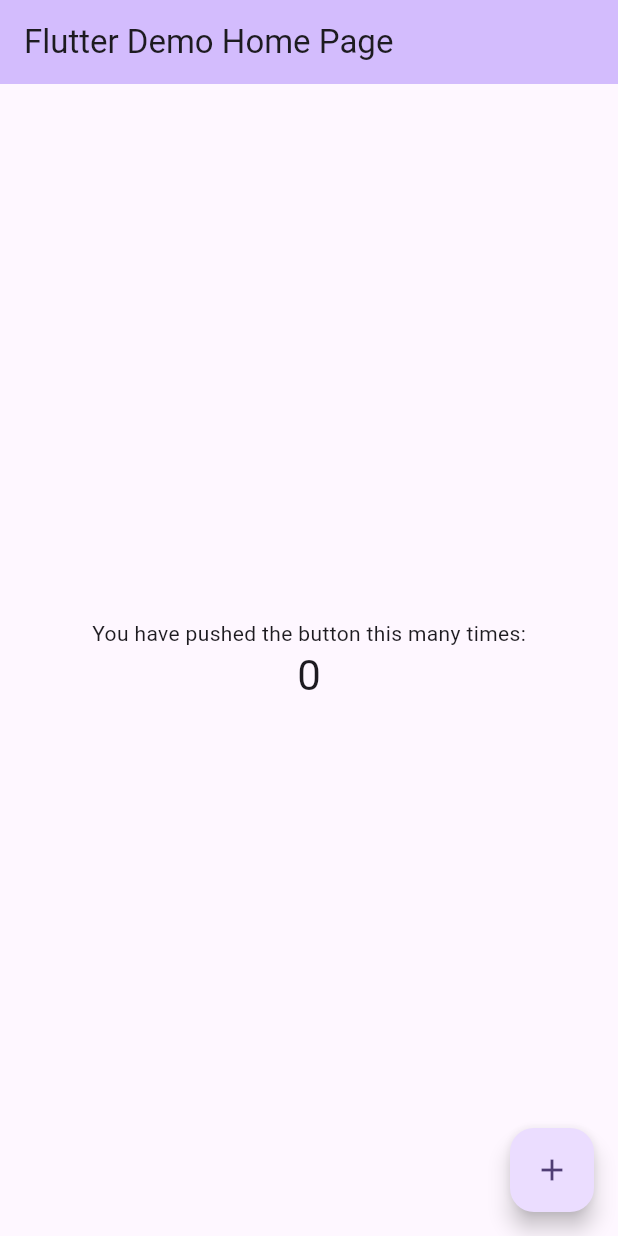
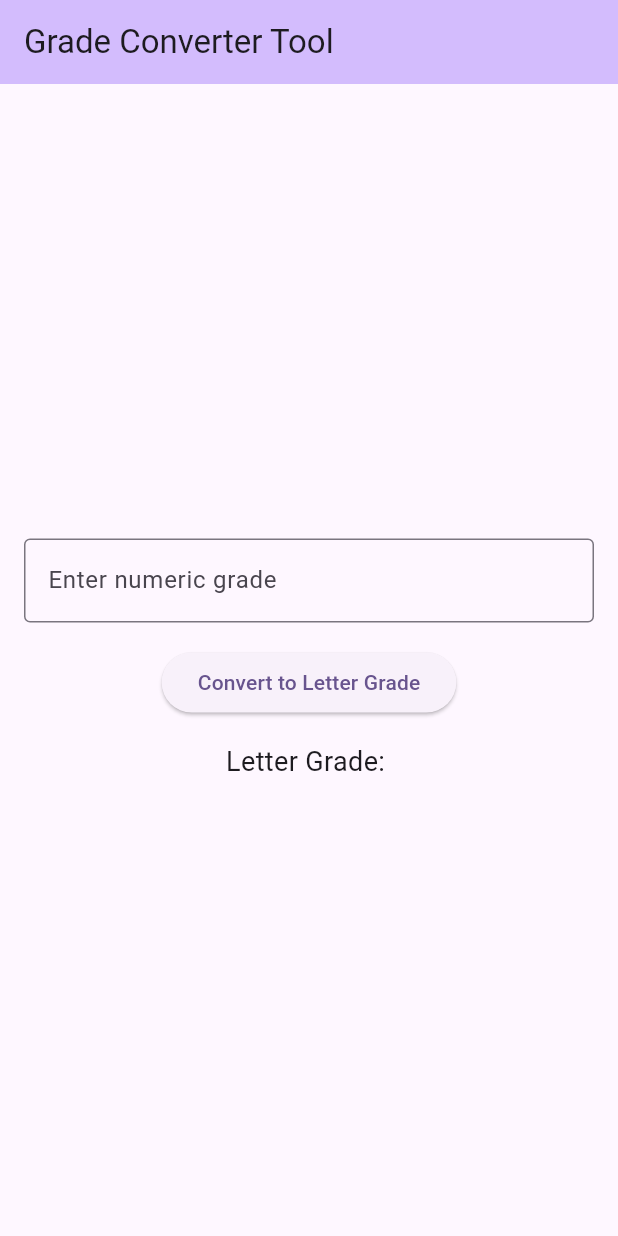
Before and after one commit to bsu-cs222/Grade-Converter, a Flutter app: the screen it shows after launch, on a phone screen of 412 x 824 dp. Run offline on Flutter 3.47's test engine with Material 3 defaults, Android fonts, the phone set to English and light mode, and no system bars.

Commit message:
1.28 Commit

```diff
--- a/lib/main.dart
+++ b/lib/main.dart
@@ -1,4 +1,5 @@
 import 'package:flutter/material.dart';
+import 'grade_converter.dart';
 
 void main() {
   runApp(const MyApp());
@@ -7,46 +8,21 @@
 class MyApp extends StatelessWidget {
   const MyApp({super.key});
 
-  // This widget is the root of your application.
   @override
   Widget build(BuildContext context) {
     return MaterialApp(
-      title: 'Flutter Demo',
+      title: 'Grade Converter',
       theme: ThemeData(
-        // This is the theme of your application.
-        //
-        // TRY THIS: Try running your application with "flutter run". You'll see
-        // the application has a purple toolbar. Then, without quitting the app,
-        // try changing the seedColor in the colorScheme below to Colors.green
-        // and then invoke "hot reload" (save your changes or press the "hot
-        // reload" button in a Flutter-supported IDE, or press "r" if you used
-        // the command line to start the app).
-        //
-        // Notice that the counter didn't reset back to zero; the application
-        // state is not lost during the reload. To reset the state, use hot
-        // restart instead.
-        //
-        // This works for code too, not just values: Most code changes can be
-        // tested with just a hot reload.
         colorScheme: ColorScheme.fromSeed(seedColor: Colors.deepPurple),
         useMaterial3: true,
       ),
-      home: const MyHomePage(title: 'Flutter Demo Home Page'),
+      home: const MyHomePage(title: 'Grade Converter Tool'),
     );
   }
 }
 
 class MyHomePage extends StatefulWidget {
   const MyHomePage({super.key, required this.title});
-
-  // This widget is the home page of your application. It is stateful, meaning
-  // that it has a State object (defined below) that contains fields that affect
-  // how it looks.
-
-  // This class is the configuration for the state. It holds the values (in this
-  // case the title) provided by the parent (in this case the App widget) and
-  // used by the build method of the State. Fields in a Widget subclass are
-  // always marked "final".
 
   final String title;
 
@@ -55,71 +31,56 @@
 }
 
 class _MyHomePageState extends State<MyHomePage> {
-  int _counter = 0;
+  final TextEditingController _controller = TextEditingController();
+  String _letterGrade = '';
 
-  void _incrementCounter() {
-    setState(() {
-      // This call to setState tells the Flutter framework that something has
-      // changed in this State, which causes it to rerun the build method below
-      // so that the display can reflect the updated values. If we changed
-      // _counter without calling setState(), then the build method would not be
-      // called again, and so nothing would appear to happen.
-      _counter++;
-    });
+  void _convertGrade() {
+    final int? score = int.tryParse(_controller.text);
+    if (score != null) {
+      final gradeConverter = GradeConverter();
+      setState(() {
+        _letterGrade = gradeConverter.convertToLetter(score);
+      });
+    } else {
+      setState(() {
+        _letterGrade = 'Invalid input';
+      });
+    }
   }
 
   @override
   Widget build(BuildContext context) {
-    // This method is rerun every time setState is called, for instance as done
-    // by the _incrementCounter method above.
-    //
-    // The Flutter framework has been optimized to make rerunning build methods
-    // fast, so that you can just rebuild anything that needs updating rather
-    // than having to individually change instances of widgets.
     return Scaffold(
       appBar: AppBar(
-        // TRY THIS: Try changing the color here to a specific color (to
-        // Colors.amber, perhaps?) and trigger a hot reload to see the AppBar
-        // change color while the other colors stay the same.
         backgroundColor: Theme.of(context).colorScheme.inversePrimary,
-        // Here we take the value from the MyHomePage object that was created by
-        // the App.build method, and use it to set our appbar title.
         title: Text(widget.title),
       ),
-      body: Center(
-        // Center is a layout widget. It takes a single child and positions it
-        // in the middle of the parent.
+      body: Padding(
+        padding: const EdgeInsets.all(16.0),
         child: Column(
-          // Column is also a layout widget. It takes a list of children and
-          // arranges them vertically. By default, it sizes itself to fit its
-          // children horizontally, and tries to be as tall as its parent.
-          //
-          // Column has various properties to control how it sizes itself and
-          // how it positions its children. Here we use mainAxisAlignment to
-          // center the children vertically; the main axis here is the vertical
-          // axis because Columns are vertical (the cross axis would be
-          // horizontal).
-          //
-          // TRY THIS: Invoke "debug painting" (choose the "Toggle Debug Paint"
-          // action in the IDE, or press "p" in the console), to see the
-          // wireframe for each widget.
           mainAxisAlignment: MainAxisAlignment.center,
-          children: <Widget>[
-            const Text(
-              'You have pushed the button this many times:',
+          children: [
+            TextField(
+              controller: _controller,
+              decoration: const InputDecoration(
+                labelText: 'Enter numeric grade',
+                border: OutlineInputBorder(),
+              ),
+              keyboardType: TextInputType.number,
             ),
+            const SizedBox(height: 16),
+            ElevatedButton(
+              onPressed: _convertGrade,
+              child: const Text('Convert to Letter Grade'),
+            ),
+            const SizedBox(height: 16),
             Text(
-              '$_counter',
-              style: Theme.of(context).textTheme.headlineMedium,
+              'Letter Grade: $_letterGrade',
+              style: const TextStyle(fontSize: 18),
             ),
           ],
         ),
       ),
-      floatingActionButton: FloatingActionButton(
-        onPressed: _incrementCounter,
-        tooltip: 'Increment',
-        child: const Icon(Icons.add),
-      ), // This trailing comma makes auto-formatting nicer for build methods.
     );
   }
 }
```
Also changed, not shown: pubspec.yaml (+1 -60 lines), 1 other file.
